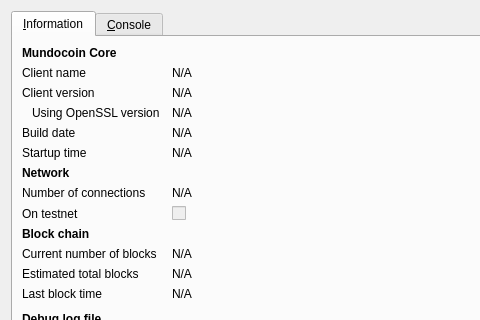
First picture: the form in src/qt/forms/rpcconsole.ui, repository mysatweb/mysat, before the edit; both pictures show x 0 to 480 and y 0 to 320 of the 740 by 450 pixel window.
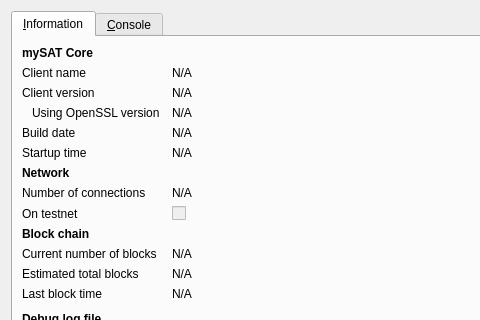
Second picture: the form after the edit. Icons and pictures are not drawn.

```diff
--- a/src/qt/forms/rpcconsole.ui
+++ b/src/qt/forms/rpcconsole.ui
@@ -36,7 +36,7 @@
           </font>
          </property>
          <property name="text">
-          <string>Mundocoin Core</string>
+          <string>mySAT Core</string>
          </property>
         </widget>
        </item>
```
Left out of the diff: 6 changed lines with no effect on the pictures.
